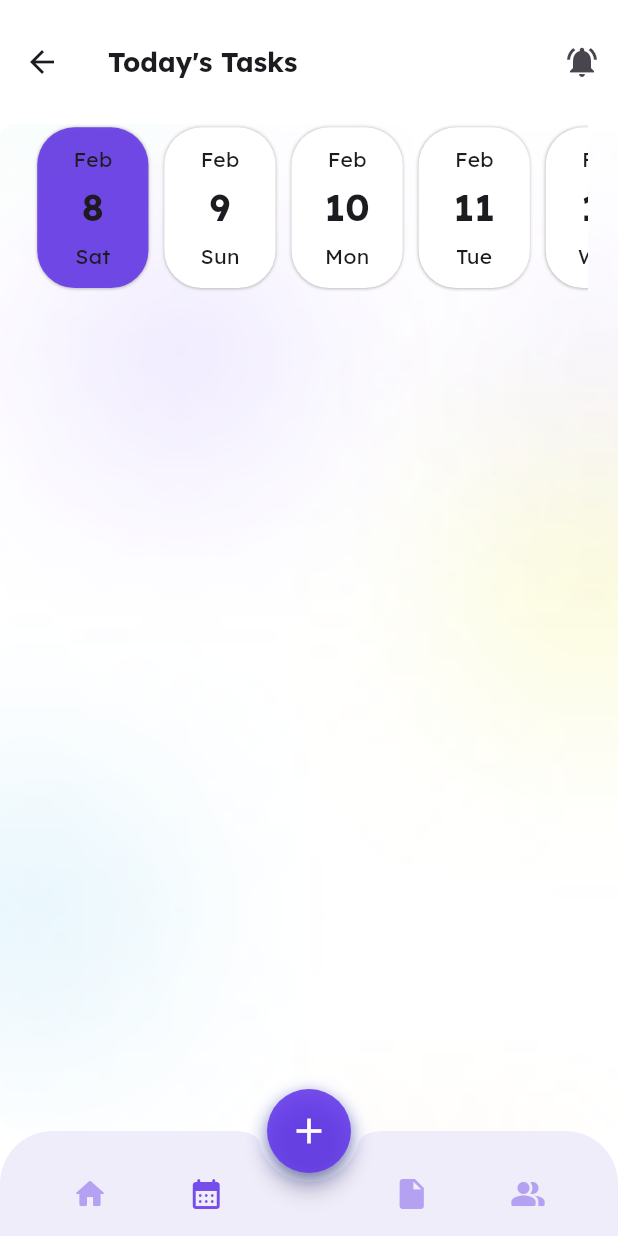
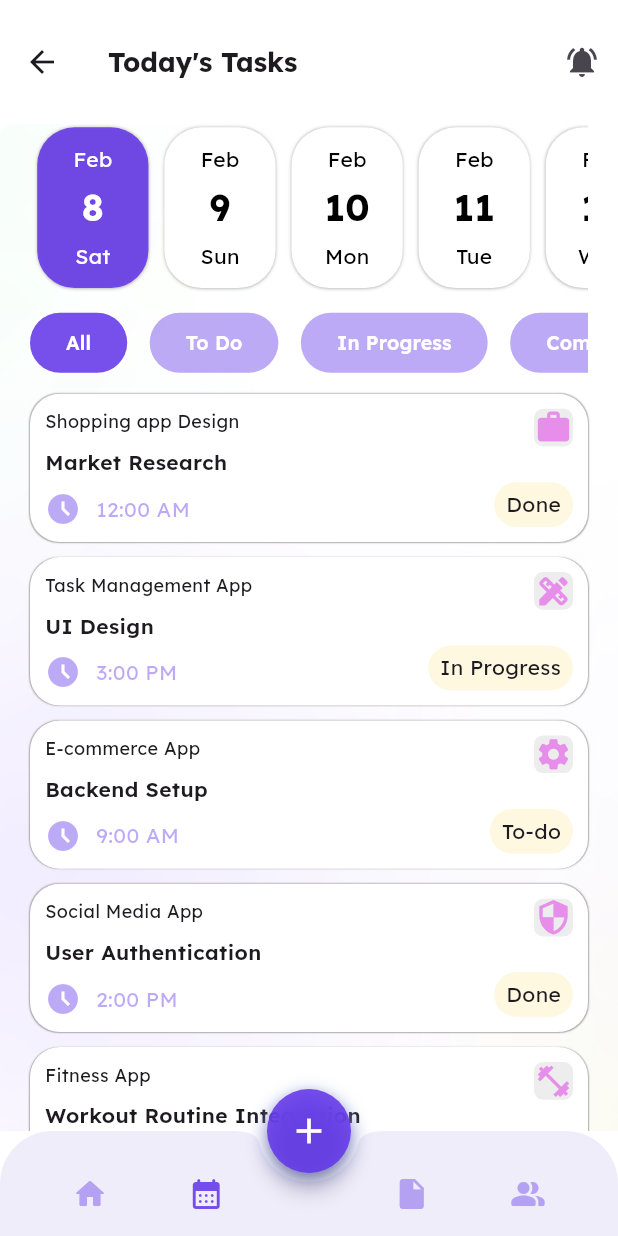
Before and after one commit to UgyenDorji129/todo_app, a Flutter app: the WrapperScreen screen opened by its route, item 2 of the bottom bar chosen, on a phone screen of 412 x 824 dp. Run offline on Flutter 3.47's test engine with Material 3 defaults, Android fonts, the phone set to English and light mode, and no system bars; our stand-ins replace google_fonts, syncfusion_flutter_gauges.

Commit message:
Implemented basic screen of today's task

```diff
--- a/lib/screens/home/widgets/progress_card.dart
+++ b/lib/screens/home/widgets/progress_card.dart
@@ -1,5 +1,5 @@
 import 'package:flutter/material.dart';
-import 'package:todo_app/screens/home/widgets/custom_icon.dart';
+import 'package:todo_app/global_widget/custom_icon.dart';
 
 Widget progressCard(
     {context,
--- a/lib/screens/home/widgets/summary_dashboard.dart
+++ b/lib/screens/home/widgets/summary_dashboard.dart
@@ -1,5 +1,5 @@
 import 'package:flutter/material.dart';
-import 'package:todo_app/screens/home/widgets/custom_icon.dart';
+import 'package:todo_app/global_widget/custom_icon.dart';
 import 'package:todo_app/screens/home/widgets/progress_widget.dart';
 
 
--- a/lib/screens/home/widgets/task_card.dart
+++ b/lib/screens/home/widgets/task_card.dart
@@ -1,5 +1,5 @@
 import 'package:flutter/material.dart';
-import 'package:todo_app/screens/home/widgets/custom_icon.dart';
+import 'package:todo_app/global_widget/custom_icon.dart';
 import 'package:todo_app/screens/home/widgets/progress_widget.dart';
 
 Widget taskCard(
--- a/lib/screens/todays_task/todays_task.dart
+++ b/lib/screens/todays_task/todays_task.dart
@@ -1,5 +1,8 @@
 import 'package:flutter/material.dart';
+import 'package:todo_app/global_widget/custom_icon.dart';
 import 'package:todo_app/screens/todays_task/service/get_date.dart';
+import 'package:todo_app/screens/todays_task/widget/custom_filled_buton.dart';
+import 'package:todo_app/screens/todays_task/widget/custom_task_card.dart';
 import 'package:todo_app/screens/todays_task/widget/date_card.dart';
 
 class TodaysTask extends StatefulWidget {
@@ -11,6 +14,108 @@ class TodaysTask extends StatefulWidget {
 
 class _TodaysTaskState extends State<TodaysTask> {
   var dates = [];
+
+  List<Map<String, dynamic>> tasks = [
+    {
+      "category": "Shopping app Design",
+      "description": "Market Research",
+      "icon": Icons.work,
+      "status": "Done",
+      "time": "12:00 AM"
+    },
+    {
+      "category": "Task Management App",
+      "description": "UI Design",
+      "icon": Icons.design_services,
+      "status": "In Progress",
+      "time": "3:00 PM"
+    },
+    {
+      "category": "E-commerce App",
+      "description": "Backend Setup",
+      "icon": Icons.settings,
+      "status": "To-do",
+      "time": "9:00 AM"
+    },
+    {
+      "category": "Social Media App",
+      "description": "User Authentication",
+      "icon": Icons.security,
+      "status": "Done",
+      "time": "2:00 PM"
+    },
+    {
+      "category": "Fitness App",
+      "description": "Workout Routine Integration",
+      "icon": Icons.fitness_center,
+      "status": "In Progress",
+      "time": "11:00 AM"
+    },
+    {
+      "category": "Weather App",
+      "description": "API Integration",
+      "icon": Icons.cloud,
+      "status": "Done",
+      "time": "4:00 PM"
+    },
+    {
+      "category": "Finance Tracker App",
+      "description": "Budget Calculation Module",
+      "icon": Icons.account_balance_wallet,
+      "status": "To-do",
+      "time": "10:00 AM"
+    },
+    {
+      "category": "Food Delivery App",
+      "description": "Order Tracking System",
+      "icon": Icons.local_dining,
+      "status": "In Progress",
+      "time": "1:30 PM"
+    },
+    {
+      "category": "News App",
+      "description": "News Feed Implementation",
+      "icon": Icons.article,
+      "status": "To-do",
+      "time": "6:00 PM"
+    },
+    {
+      "category": "Education App",
+      "description": "Quiz Feature Integration",
+      "icon": Icons.school,
+      "status": "Done",
+      "time": "8:00 AM"
+    },
+    {
+      "category": "Travel App",
+      "description": "Map Integration",
+      "icon": Icons.map,
+      "status": "In Progress",
+      "time": "5:00 PM"
+    },
+    {
+      "category": "Music App",
+      "description": "Playlist Management",
+      "icon": Icons.music_note,
+      "status": "Done",
+      "time": "7:00 PM"
+    },
+    {
+      "category": "Messaging App",
+      "description": "Push Notifications Setup",
+      "icon": Icons.chat,
+      "status": "In Progress",
+      "time": "12:30 PM"
+    },
+    {
+      "category": "Calendar App",
+      "description": "Event Syncing",
+      "icon": Icons.calendar_today,
+      "status": "To-do",
+      "time": "4:30 PM"
+    }
+  ];
+
   late ScrollController _scrollController; // Added scroll controller
 
   @override
@@ -25,7 +130,6 @@ class _TodaysTaskState extends State<TodaysTask> {
     super.didChangeDependencies();
     _scrollToToday();
   }
-
 
   void _scrollToToday() {
     WidgetsBinding.instance.addPostFrameCallback((_) {
@@ -45,7 +149,8 @@ class _TodaysTaskState extends State<TodaysTask> {
 
   @override
   Widget build(BuildContext context) {
-    return Container(
+    return SingleChildScrollView(
+      child: Container(
         decoration: BoxDecoration(
           borderRadius: BorderRadius.circular(10),
           image: const DecorationImage(
@@ -69,7 +174,26 @@ class _TodaysTaskState extends State<TodaysTask> {
                   ],
                 ),
               ),
+              SingleChildScrollView(
+                scrollDirection: Axis.horizontal,
+                child: Row(
+                  children: [
+                    customFilledButton("All", Color.fromARGB(225, 101, 56, 233)),
+                    customFilledButton(
+                        "To Do", Color.fromARGB(109, 100, 56, 233)),
+                    customFilledButton(
+                        "In Progress", Color.fromARGB(109, 100, 56, 233)),
+                    customFilledButton(
+                        "Completed", Color.fromARGB(109, 100, 56, 233))
                   ],
+                ),
+              ),
+            ...tasks.map((item){
+              return customTaskCard(context: context, task: item);
+            })
+
+            ],
+          ),
         ),
       ),
     );
--- /dev/null
+++ b/lib/screens/todays_task/widget/custom_filled_buton.dart
@@ -0,0 +1,18 @@
+import 'package:flutter/material.dart';
+
+Widget customFilledButton(label, color) {
+  return Container(
+    margin: EdgeInsets.only(top: 10, right: 15),
+    child: FilledButton(
+        style:
+            ButtonStyle(backgroundColor: WidgetStateProperty.all(color)),
+        onPressed: () {},
+        child: Text(
+          label,
+          style: TextStyle(
+              color: Colors.white,
+              fontSize: 13,
+              fontWeight: FontWeight.w600),
+        )),
+  );
+}
--- /dev/null
+++ b/lib/screens/todays_task/widget/custom_task_card.dart
@@ -0,0 +1,71 @@
+import 'package:flutter/material.dart';
+import 'package:todo_app/global_widget/custom_icon.dart';
+
+
+Widget customTaskCard({context, task}) {
+  return Container(
+      width: MediaQuery.of(context).size.width,
+      height: MediaQuery.of(context).size.height * 0.12,
+      padding: EdgeInsets.all(10),
+      margin: EdgeInsets.only(top: 10),
+      decoration: BoxDecoration(
+          color: Colors.white,
+          borderRadius: BorderRadius.circular(20),
+          boxShadow: [
+            BoxShadow(
+                color: const Color.fromARGB(173, 137, 132, 132),
+                spreadRadius: 0.001,
+                blurRadius: 0.015)
+          ]),
+      child: Row(
+        mainAxisAlignment: MainAxisAlignment.spaceBetween,
+        children: [
+          Column(
+            mainAxisAlignment: MainAxisAlignment.spaceBetween,
+            crossAxisAlignment: CrossAxisAlignment.start,
+            children: [
+              Text(
+                task["category"],
+                style: TextStyle(fontSize: 12, fontWeight: FontWeight.w400),
+              ),
+              Text(
+                task["description"],
+                style: TextStyle(fontSize: 14, fontWeight: FontWeight.w600),
+              ),
+              Row(
+                children: [
+                  Icon(
+                    Icons.access_time_filled,
+                    color: Color.fromARGB(109, 100, 56, 233),
+                  ),
+                  SizedBox(
+                    width: 10,
+                  ),
+                  Text(
+                    task["time"],
+                    style: TextStyle(color: Color.fromARGB(109, 100, 56, 233)),
+                  )
+                ],
+              )
+            ],
+          ),
+          Column(
+            mainAxisAlignment: MainAxisAlignment.spaceBetween,
+            crossAxisAlignment: CrossAxisAlignment.end,
+            children: [
+              customIcon(
+                  icon: task["icon"],
+                  color: const Color.fromARGB(255, 230, 142, 234),
+                  size: 25.0),
+              Container(
+                decoration: BoxDecoration(
+                    borderRadius: BorderRadius.circular(20),
+                    color: Colors.amber[50]),
+                padding: EdgeInsets.symmetric(vertical: 5, horizontal: 8),
+                child: Text(task["status"]),
+              )
+            ],
+          )
+        ],
+      ));
+}
--- a/lib/screens/todays_task/widget/date_card.dart
+++ b/lib/screens/todays_task/widget/date_card.dart
@@ -8,7 +8,9 @@ Widget dateCard({context, dateItem}) {
     margin: EdgeInsets.only(top: 2.5, right: 10, bottom: 2.5, left: 0.6),
     decoration: BoxDecoration(
         borderRadius: BorderRadius.circular(25),
-        color: dateItem["is_today"]? Color.fromARGB(225, 101, 56, 233):Colors.white,
+        color: dateItem["is_today"]
+            ? Color.fromARGB(225, 101, 56, 233)
+            : Colors.white,
         boxShadow: [
           BoxShadow(
               color: const Color.fromARGB(173, 160, 157, 157),
@@ -21,9 +23,19 @@ Widget dateCard({context, dateItem}) {
       children: [
         Text(
           dateItem["month"],
+          style: TextStyle(
+              color: dateItem["is_today"] ? Colors.white : Colors.black),
         ),
-        Text('${dateItem["date"].toStringAsFixed(0)}', style: TextStyle(fontWeight: FontWeight.bold, fontSize: 24)),
-        Text(dateItem["day"])
+        Text('${dateItem["date"].toStringAsFixed(0)}',
+            style: TextStyle(
+                fontWeight: FontWeight.bold,
+                fontSize: 24,
+                color: dateItem["is_today"] ? Colors.white : Colors.black)),
+        Text(
+          dateItem["day"],
+          style: TextStyle(
+              color: dateItem["is_today"] ? Colors.white : Colors.black),
+        )
       ],
     ),
   );
```
Also changed, not shown: lib/global_widget/custom_icon.dart (renamed from lib/screens/home/widgets/custom_icon.dart), 3 other files. Lines whose indentation alone changed are shown as unchanged.
